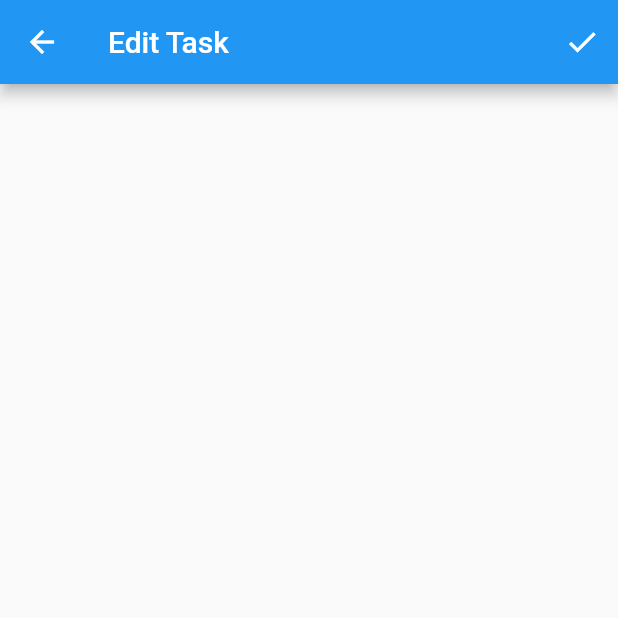
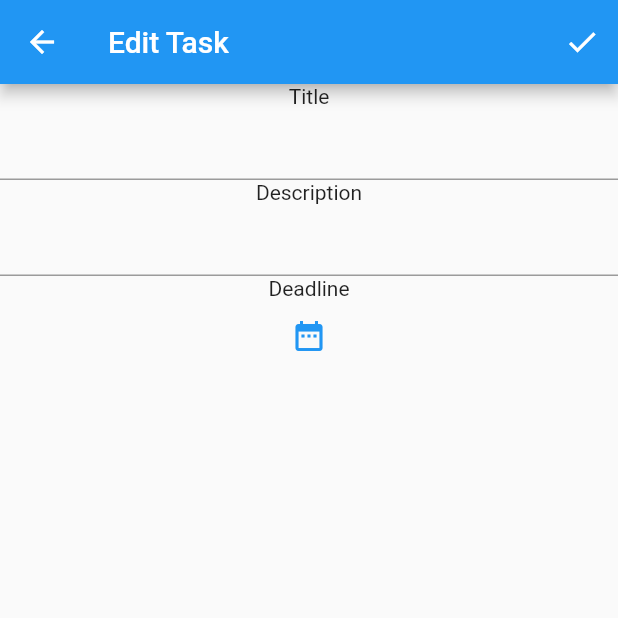
Before and after one commit to codedbycurtis/flutter-todo, a Flutter app: the screen it shows after launch, item 2 of the bottom bar chosen, after a tap on the "add" icon, on a phone screen of 412 x 824 dp, the top half of it. Run offline on Flutter 3.47's test engine with Material 2 defaults, Android fonts, the phone set to English and light mode, and no system bars.

Commit message:
Updated project directory structure

```diff
--- /dev/null
+++ b/src/lib/app.dart
@@ -0,0 +1,59 @@
+import 'package:flutter/material.dart';
+import 'model/todo_item.dart';
+import 'views/shell_view.dart';
+
+class App extends StatelessWidget {
+  static List<ToDoItem> tasks = [
+    ToDoItem(
+        id: 0,
+        title: "Task One Title",
+        description: "Task one's description.",
+        deadline: DateTime.now()),
+    ToDoItem(
+        id: 1,
+        title: "Task One Title",
+        description: "Task one's description.",
+        deadline: DateTime.now()),
+    ToDoItem(
+        id: 2,
+        title: "Task One Title",
+        description: "Task one's description.",
+        deadline: DateTime.now()),
+    ToDoItem(
+        id: 3,
+        title: "Task One Title",
+        description: "Task one's description.",
+        deadline: DateTime.now()),
+    ToDoItem(
+        id: 4,
+        title: "Task One Title",
+        description: "Task one's description.",
+        deadline: DateTime.now()),
+    ToDoItem(
+        id: 5,
+        title: "Task One Title",
+        description: "Task one's description.",
+        deadline: DateTime.now()),
+    ToDoItem(
+        id: 6,
+        title: "Task One Title",
+        description: "Task one's description.",
+        deadline: DateTime.now()),
+    ToDoItem(
+        id: 7,
+        title: "Task One Title",
+        description: "Task one's description.",
+        deadline: DateTime.now()),
+  ];
+
+  const App({Key? key}) : super(key: key);
+
+  @override
+  Widget build(BuildContext context) {
+    return MaterialApp(
+      title: 'ToDo',
+      theme: ThemeData(primarySwatch: Colors.blue),
+      home: const Shell(),
+    );
+  }
+}
--- a/src/lib/main.dart
+++ b/src/lib/main.dart
@@ -1,160 +1,6 @@
 import 'package:flutter/material.dart';
-import 'todo_list_item.dart';
-import 'todo_item.dart';
+import 'app.dart';
 
 void main() {
-  runApp(const MyApp());
+  runApp(const App());
 }
-
-class MyApp extends StatelessWidget {
-  static List<ToDoItem> tasks = [];
-
-  const MyApp({Key? key}) : super(key: key);
-
-  @override
-  Widget build(BuildContext context) {
-    return MaterialApp(
-      title: 'ToDo',
-      theme: ThemeData(primarySwatch: Colors.blue),
-      home: const Shell(),
-    );
-  }
-}
-
-class Shell extends StatefulWidget {
-  const Shell({Key? key}) : super(key: key);
-
-  @override
-  State<Shell> createState() => _ShellState();
-}
-
-class _ShellState extends State<Shell> {
-  int _currentIndex = 0;
-
-  final _pages = [
-    const HomePage(),
-    const TasksPage(),
-  ];
-
-  void _onTap(int currentIndex) {
-    setState(() {
-      _currentIndex = currentIndex;
-    });
-  }
-
-  @override
-  Widget build(BuildContext context) {
-    return Scaffold(
-      bottomNavigationBar: BottomNavigationBar(
-        currentIndex: _currentIndex,
-        onTap: _onTap,
-        items: const [
-          BottomNavigationBarItem(icon: Icon(Icons.home), label: "Home"),
-          BottomNavigationBarItem(icon: Icon(Icons.task), label: "Tasks")
-        ],
-      ),
-      body: _pages[_currentIndex],
-    );
-  }
-}
-
-class HomePage extends StatefulWidget {
-  const HomePage({Key? key}) : super(key: key);
-  final String title = "Home";
-
-  @override
-  State<HomePage> createState() => _HomePageState();
-}
-
-class _HomePageState extends State<HomePage> {
-  @override
-  Widget build(BuildContext context) {
-    return Scaffold(
-      appBar: AppBar(
-        title: Text(widget.title),
-      ),
-      body: const Center(
-        child: Text("There's nothing to see here right now."),
-      ),
-    );
-  }
-}
-
-class TasksPage extends StatefulWidget {
-  const TasksPage({Key? key}) : super(key: key);
-  final String title = "Tasks";
-
-  @override
-  State<TasksPage> createState() => _TasksPageState();
-}
-
-class _TasksPageState extends State<TasksPage> {
-  List<ToDoListItem> _listItems = [];
-
-  _TasksPageState() {
-    _listItems = MyApp.tasks.map((e) => ToDoListItem(item: e)).toList();
-  }
-
-  void _addTask() {
-    Navigator.push(
-        context, MaterialPageRoute(builder: (context) => const TaskEditPage()));
-  }
-
-  void _onListItemTap() {
-    const TaskEditPage();
-  }
-
-  Widget _todoListItemBuilder(BuildContext context, int index) {
-    final item = _listItems[index];
-    return ListTile(
-      title: item.buildTitle(),
-      subtitle: item.buildSubtitle(),
-      isThreeLine: true,
-      onTap: _onListItemTap,
-    );
-  }
-
-  @override
-  Widget build(BuildContext context) {
-    return Scaffold(
-      appBar: AppBar(
-        title: Text(widget.title),
-      ),
-      body: ListView.builder(
-        itemBuilder: _todoListItemBuilder,
-        itemCount: _listItems.length,
-      ),
-      floatingActionButton: FloatingActionButton(
-        child: const Icon(Icons.add),
-        tooltip: "Add a new Task",
-        onPressed: _addTask,
-      ),
-    );
-  }
-}
-
-class TaskEditPage extends StatefulWidget {
-  const TaskEditPage({Key? key}) : super(key: key);
-  final String title = "Edit Task";
-
-  @override
-  State<TaskEditPage> createState() => _TaskEditState();
-}
-
-class _TaskEditState extends State<TaskEditPage> {
-  void _onCheckTap() {
-
-  }
-
-  @override
-  Widget build(BuildContext context) {
-    return Scaffold(
-      appBar: AppBar(
-        title: Text(widget.title),
-        actions: [
-          IconButton(onPressed: _onCheckTap, icon: const Icon(Icons.check))
-        ],
-      ),
-    );
-  }
-}
--- a/src/lib/todo_item.dart
+++ b/src/lib/model/todo_item.dart
@@ -1,5 +1,7 @@
 /// Represents a task created by the user.
 class ToDoItem {
+  /// A unique identifier for this task.
+  int id;
 
   /// The title of the task.
   String title;
@@ -8,7 +10,8 @@ class ToDoItem {
   String description;
 
   /// The target date for the task's completion.
-  DateTime taskDeadline;
+  DateTime deadline;
 
-  ToDoItem({required this.title, required this.description, required this.taskDeadline});
+  /// Creates a [ToDoItem].
+  ToDoItem({required this.id, required this.title, required this.description, required this.deadline});
 }
--- a/src/lib/todo_list_item.dart
+++ b/src/lib/model/todo_list_item.dart
@@ -1,18 +1,19 @@
 import 'package:flutter/material.dart';
-import 'package:todo/todo_item.dart';
+import 'todo_item.dart';
 import 'package:intl/intl.dart';
 
 /// Represents a [ToDoItem] that can be displayed in a list.
 class ToDoListItem {
   ToDoItem item;
 
+  /// Creates a [ToDoListItem].
   ToDoListItem({required this.item});
 
   Widget buildTitle() => Text(item.title);
 
   Widget buildSubtitle() {
-    String shortDate = DateFormat.yMd().format(item.taskDeadline);
-    String shortTime = DateFormat.jm().format(item.taskDeadline);
+    String shortDate = DateFormat.yMd().format(item.deadline);
+    String shortTime = DateFormat.jm().format(item.deadline);
     return Text("${item.description}\n$shortDate • $shortTime");
   }
 }
--- /dev/null
+++ b/src/lib/views/home_view.dart
@@ -0,0 +1,23 @@
+import 'package:flutter/material.dart';
+
+class HomePage extends StatefulWidget {
+  const HomePage({Key? key}) : super(key: key);
+  final String title = "Home";
+
+  @override
+  State<HomePage> createState() => _HomePageState();
+}
+
+class _HomePageState extends State<HomePage> {
+  @override
+  Widget build(BuildContext context) {
+    return Scaffold(
+      appBar: AppBar(
+        title: Text(widget.title),
+      ),
+      body: const Center(
+        child: Text("There's nothing to see here right now."),
+      ),
+    );
+  }
+}
--- /dev/null
+++ b/src/lib/views/shell_view.dart
@@ -0,0 +1,40 @@
+import 'package:flutter/material.dart';
+import 'home_view.dart';
+import 'tasks_view.dart';
+
+class Shell extends StatefulWidget {
+  const Shell({Key? key}) : super(key: key);
+
+  @override
+  State<Shell> createState() => _ShellState();
+}
+
+class _ShellState extends State<Shell> {
+  int _currentIndex = 0;
+
+  final _pages = [
+    const HomePage(),
+    const TasksPage(),
+  ];
+
+  void _onTap(int currentIndex) {
+    setState(() {
+      _currentIndex = currentIndex;
+    });
+  }
+
+  @override
+  Widget build(BuildContext context) {
+    return Scaffold(
+      bottomNavigationBar: BottomNavigationBar(
+        currentIndex: _currentIndex,
+        onTap: _onTap,
+        items: const [
+          BottomNavigationBarItem(icon: Icon(Icons.home), label: "Home"),
+          BottomNavigationBarItem(icon: Icon(Icons.task), label: "Tasks")
+        ],
+      ),
+      body: _pages[_currentIndex],
+    );
+  }
+}
--- /dev/null
+++ b/src/lib/views/task_edit_view.dart
@@ -0,0 +1,60 @@
+import 'package:flutter/material.dart';
+
+class TaskEditPage extends StatefulWidget {
+  const TaskEditPage({Key? key}) : super(key: key);
+  final String title = "Edit Task";
+
+  @override
+  State<TaskEditPage> createState() => _TaskEditState();
+}
+
+class _TaskEditState extends State<TaskEditPage> {
+  final DateTime _currentDate = DateTime.now();
+  bool _isDatePickerVisible = false;
+
+  void _onCheckPressed() {
+    Navigator.pop(context);
+  }
+
+  void _onDatePickerPressed() {
+    setState(() {
+      if (_isDatePickerVisible) {
+        _isDatePickerVisible = false;
+        return;
+      }
+      _isDatePickerVisible = true;
+    });
+  }
+
+  @override
+  Widget build(BuildContext context) {
+    return Scaffold(
+      appBar: AppBar(
+        title: Text(widget.title),
+        actions: [
+          IconButton(onPressed: _onCheckPressed, icon: const Icon(Icons.check))
+        ],
+      ),
+      body: Center(
+        child: Column(
+          children: [
+            const Text("Title"),
+            TextField(),
+            const Text("Description"),
+            TextField(),
+            const Text("Deadline"),
+            TextButton(
+                onPressed: _onDatePickerPressed,
+                child: const Icon(Icons.date_range)),
+            Visibility(
+                child: DatePickerDialog(
+                    initialDate: _currentDate,
+                    firstDate: _currentDate,
+                    lastDate: DateTime(_currentDate.year + 5)),
+                visible: _isDatePickerVisible),
+          ],
+        ),
+      ),
+    );
+  }
+}
--- /dev/null
+++ b/src/lib/views/tasks_view.dart
@@ -0,0 +1,54 @@
+import 'package:flutter/material.dart';
+import '../model/todo_list_item.dart';
+import '../app.dart';
+import 'task_edit_view.dart';
+
+class TasksPage extends StatefulWidget {
+  const TasksPage({Key? key}) : super(key: key);
+  final String title = "Tasks";
+
+  @override
+  State<TasksPage> createState() => _TasksPageState();
+}
+
+class _TasksPageState extends State<TasksPage> {
+  final List<ToDoListItem> _listItems =
+      App.tasks.map((e) => ToDoListItem(item: e)).toList();
+
+  void _addTask() {
+    Navigator.push(
+        context, MaterialPageRoute(builder: (context) => const TaskEditPage()));
+  }
+
+  void _onListItemTap() {
+    const TaskEditPage();
+  }
+
+  Widget _todoListItemBuilder(BuildContext context, int index) {
+    final item = _listItems[index];
+    return ListTile(
+      title: item.buildTitle(),
+      subtitle: item.buildSubtitle(),
+      isThreeLine: true,
+      onTap: _onListItemTap,
+    );
+  }
+
+  @override
+  Widget build(BuildContext context) {
+    return Scaffold(
+      appBar: AppBar(
+        title: Text(widget.title),
+      ),
+      body: ListView.builder(
+        itemBuilder: _todoListItemBuilder,
+        itemCount: _listItems.length,
+      ),
+      floatingActionButton: FloatingActionButton(
+        child: const Icon(Icons.add),
+        tooltip: "Add a new Task",
+        onPressed: _addTask,
+      ),
+    );
+  }
+}
```
Also changed, not shown: 3 other files.
